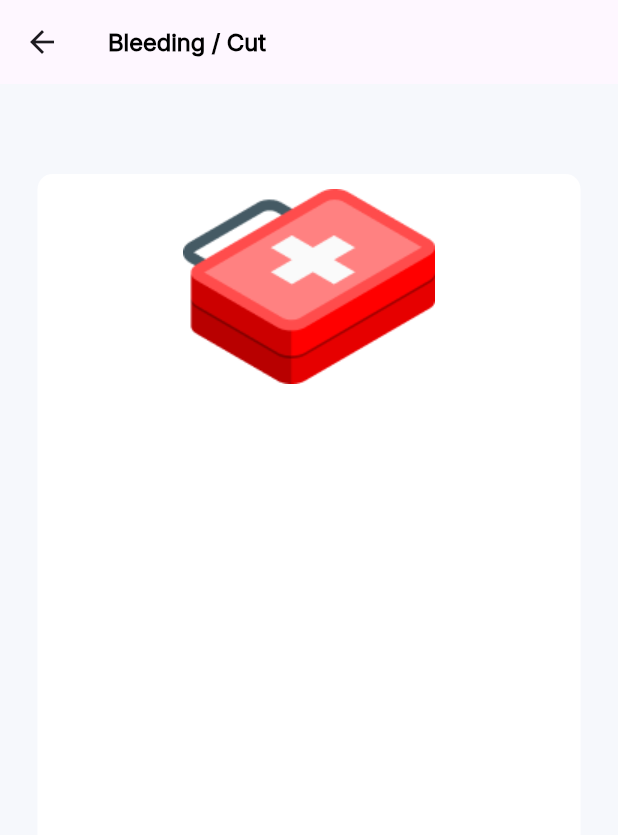
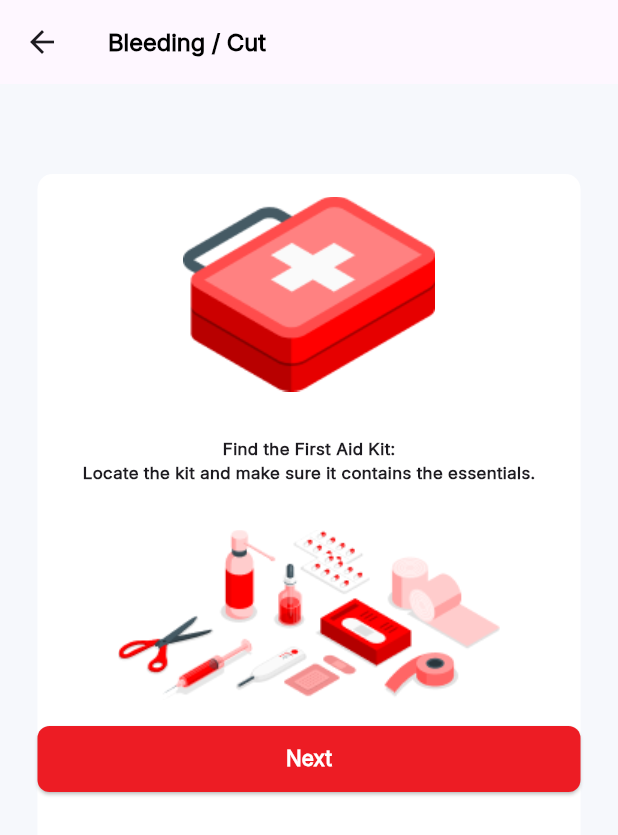
Before and after one commit to Nsengiyunva/redcrossug, a Flutter app: the FirstAidDetails screen opened by its route, on a phone screen of 412 x 824 dp. Shown: the top 835 px of the screen. Run offline on Flutter 3.47's test engine with Material 3 defaults, Android fonts, the phone set to English and light mode, and no system bars; our stand-ins replace flutter_otp_text_field, get, shared_preferences; missing offline and left inert: intl_phone_number_field; accounts and stored records are empty; network calls fail.

Commit message:
updates the app

```diff
--- a/lib/scenes/first_aid/first_aid_details.dart
+++ b/lib/scenes/first_aid/first_aid_details.dart
@@ -1,4 +1,5 @@
 import 'package:flutter/material.dart';
+import 'package:redcross/scenes/red_btn.dart';
 
 class FirstAidDetails extends StatelessWidget {
   const FirstAidDetails({super.key});
@@ -8,8 +9,8 @@ class FirstAidDetails extends StatelessWidget {
     return Scaffold(
       backgroundColor: Color(0xFFF6F8FC),
       appBar: AppBar(
-        title: const Text("Bleeding / Cut", style: TextStyle( fontSize: 16, fontFamily: "Inter", fontWeight: FontWeight.w600, color: Color(0xFF000000) )),
-        leading: const BackButton() // Back button added here
+        title: Text("Bleeding / Cut", style: TextStyle( fontSize: 16, fontFamily: "Inter", fontWeight: FontWeight.w600, color: Color(0xFF000000) )),
+        leading: BackButton() // Back button added here
       ),
       body: SingleChildScrollView(
         child: Container(
@@ -24,10 +25,27 @@ class FirstAidDetails extends StatelessWidget {
             ),
             child: Column(
               children: [
-                Padding(padding: EdgeInsets.symmetric( vertical: 10 ),
-                child: Image.asset( 'assets/images/fa_kit.png', width: 168, height: 130 )
-               ),
-
+                SizedBox( height: 15 ),
+                Image.asset( 'assets/images/fa_kit.png', width: 168, height: 130 ),
+                SizedBox( height: 30 ),
+                Column(
+                  children: [
+                    Text( "Find the First Aid Kit:", style: TextStyle(
+                      fontSize: 11.37,
+                      fontFamily: "Inter",
+                      fontWeight: FontWeight.bold
+                    ) ),
+                    Text( "Locate the kit and make sure it contains the essentials.",style: TextStyle(
+                      fontSize: 11.37,
+                      fontFamily: "Inter",
+                      fontWeight: FontWeight.w700
+                    ), ),
+                  ],
+                ),
+               SizedBox( height: 30 ),
+               Image.asset( 'assets/images/fa_frame.png', width: 255, height: 113.99 ),
+               SizedBox( height: 15 ),
+               RedBtn(label: 'Next', onPressed: () {}, squared: true, )
               ],
             ),
           )
--- a/lib/scenes/red_btn.dart
+++ b/lib/scenes/red_btn.dart
@@ -3,8 +3,9 @@ import 'package:flutter/material.dart';
 class RedBtn extends StatelessWidget {
   final String label;
   final VoidCallback onPressed;
+  bool? squared;
 
-  const RedBtn({super.key, required this.label, required this.onPressed });
+  RedBtn({super.key, required this.label, required this.onPressed, this.squared });
 
   @override
   Widget build(BuildContext context) {
@@ -17,9 +18,9 @@ class RedBtn extends StatelessWidget {
               onPressed: onPressed,
               style: ElevatedButton.styleFrom(
               shape: RoundedRectangleBorder(
-              borderRadius: BorderRadius.circular( 15 )
+              borderRadius: squared != null ? BorderRadius.circular( 8 ) :  BorderRadius.circular( 15 )
             ),
-            backgroundColor: const Color(0xFFED1C24),
+            backgroundColor:  Color(0xFFED1C24),
             padding: const EdgeInsets.symmetric(horizontal: 15, vertical: 12 ),
           ),
             child: Text( label, style: const TextStyle( fontWeight: FontWeight.w600, fontFamily: "Inter", fontSize: 14, color: Colors.white ) ),
```
